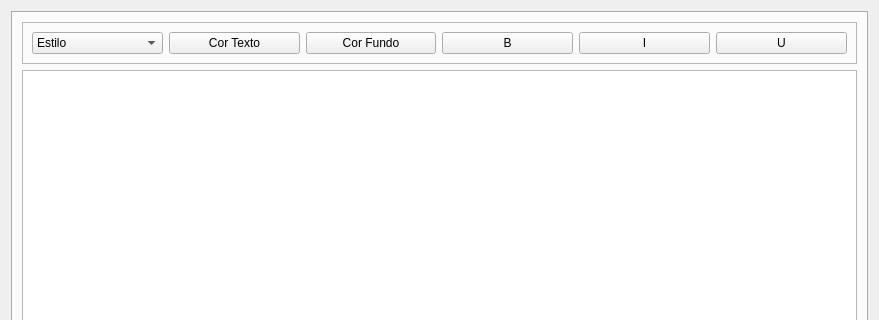
This is dialogdocumenteditor.ui in marcelbonnet/QStage as Qt 5 draws it before an edit; both pictures show x 0 to 879 and y 0 to 320 of the 879 by 606 pixel window. The edited form follows.
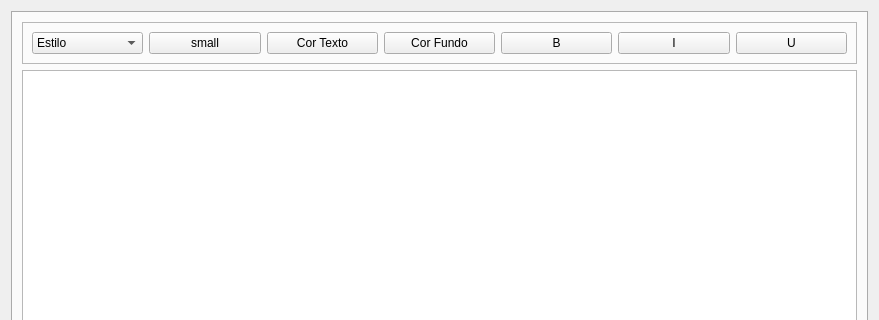
This is the edited form.

Commit message: Adiciona btn tag SMALL no editor HTML

What changed in the file:
```diff
--- a/dialogdocumenteditor.ui
+++ b/dialogdocumenteditor.ui
@@ -68,6 +68,13 @@
             </item>
            </widget>
           </item>
+          <item>
+           <widget class="QPushButton" name="btnSmall">
+            <property name="text">
+             <string>small</string>
+            </property>
+           </widget>
+          </item>
           <item>
            <widget class="QPushButton" name="btnCor">
             <property name="text">
```
The commit also changes 3 other files.
